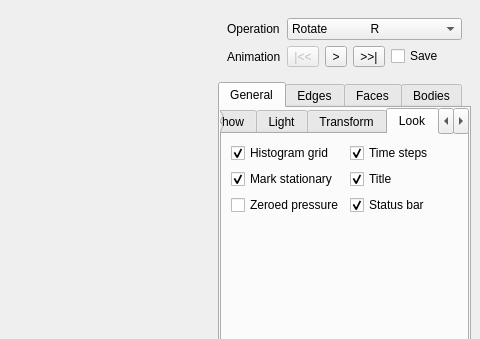
The window that MainWindow.ui (danlipsa/foamvis) describes before a commit, drawn with Qt 5; both pictures show x 548 to 1028 and y 0 to 339 of the 1028 by 611 pixel window.
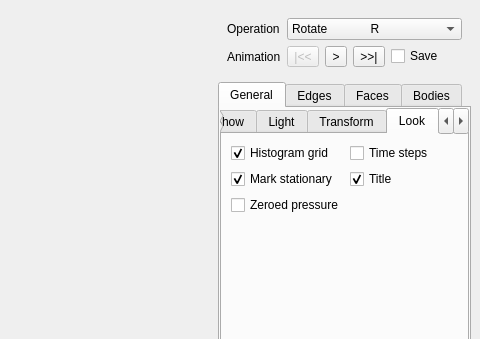
The same window after the commit. The open tabs and pages were chosen to show the change. Custom widgets are drawn as their Qt base class.

The edit to the form file:
```diff
--- a/MainWindow.ui
+++ b/MainWindow.ui
@@ -829,7 +829,7 @@
                   <string>Time steps</string>
                  </property>
                  <property name="checked">
-                  <bool>true</bool>
+                  <bool>false</bool>
                  </property>
                 </widget>
                </item>
@@ -860,16 +860,6 @@
                  </property>
                 </widget>
                </item>
-               <item row="2" column="1">
-                <widget class="QCheckBox" name="checkBoxStatusBarShown">
-                 <property name="text">
-                  <string>Status bar</string>
-                 </property>
-                 <property name="checked">
-                  <bool>true</bool>
-                 </property>
-                </widget>
-               </item>
               </layout>
              </widget>
              <widget class="QWidget" name="tabSize">
```
Left out of the diff: 261 changed lines with no effect on the pictures.
